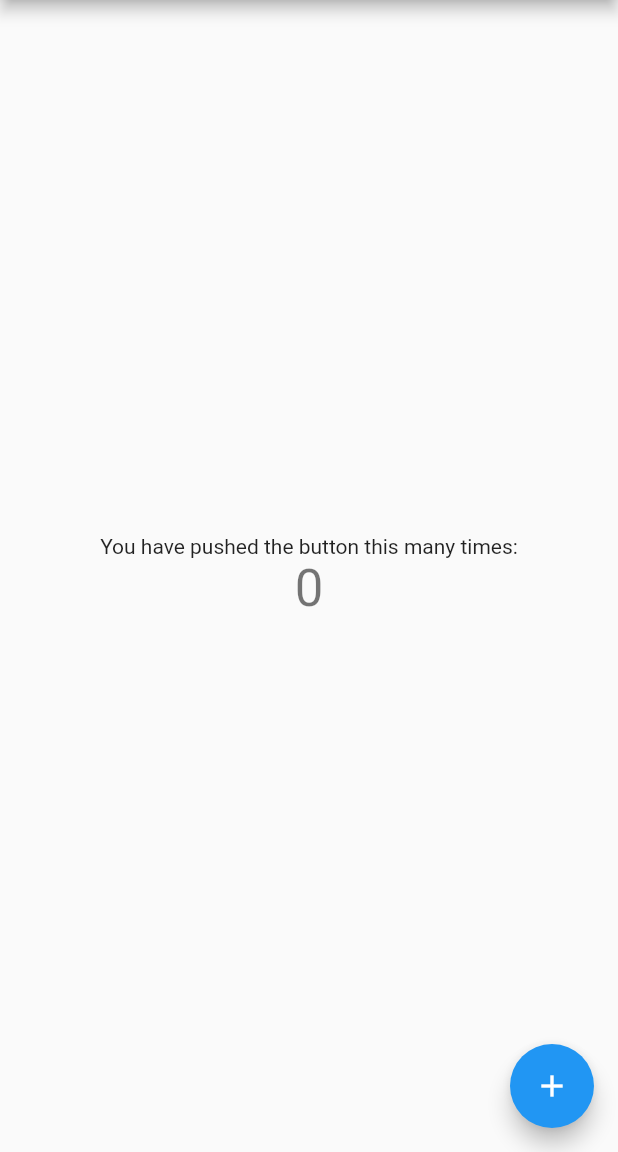
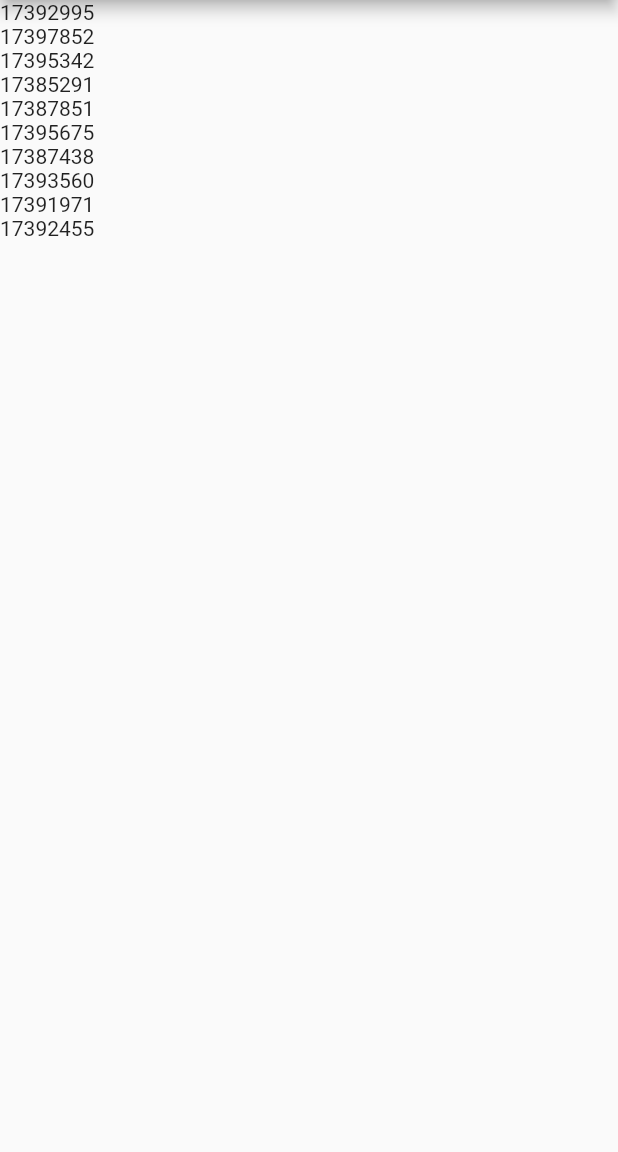
Before and after one commit to saied89/saied_hn, a Flutter app: the screen it shows after launch, on a phone screen of 412 x 824 dp, the part 84-1236 px from its top. Run offline on Flutter 3.47's test engine with Material 2 defaults, Android fonts, the phone set to English and light mode, and no system bars; our stand-ins replace built_collection, built_value; generated files the repository leaves out were written again.

```diff
--- a/lib/main.dart
+++ b/lib/main.dart
@@ -1,4 +1,5 @@
 import 'package:flutter/material.dart';
+import 'package:saied_hn/models/news_item.dart';
 
 void main() => runApp(MyApp());
 
@@ -25,13 +26,22 @@ class MyHomePage extends StatefulWidget {
 }
 
 class _MyHomePageState extends State<MyHomePage> {
-  int _counter = 0;
+  List<int> _ids = [
+    17392995,
+    17397852,
+    17395342,
+    17385291,
+    17387851,
+    17395675,
+    17387438,
+    17393560,
+    17391971,
+    17392455,
+  ];
 
-  void _incrementCounter() {
-    setState(() {
-      _counter++;
-    });
-  }
+//  Future<NewsItem> _getNewItem(int id) {
+//
+//  }
 
   @override
   Widget build(BuildContext context) {
@@ -39,24 +49,10 @@ class _MyHomePageState extends State<MyHomePage> {
       appBar: AppBar(
         title: Text(widget.title),
       ),
-      body: Center(
-        child: Column(
-          mainAxisAlignment: MainAxisAlignment.center,
-          children: <Widget>[
-            Text(
-              'You have pushed the button this many times:',
-            ),
-            Text(
-              '$_counter',
-              style: Theme.of(context).textTheme.display1,
-            ),
-          ],
-        ),
-      ),
-      floatingActionButton: FloatingActionButton(
-        onPressed: _incrementCounter,
-        tooltip: 'Increment',
-        child: Icon(Icons.add),
+      body: ListView(
+        children: _ids.map((id) {
+          return Text(id.toString());
+        }).toList(),
       ), );
   }
 }
--- /dev/null
+++ b/lib/models/NetworkHelper.dart
@@ -0,0 +1,11 @@
+import 'package:http/http.dart' as http;
+import 'package:saied_hn/models/news_item.dart';
+
+String _getItemUrl(int id) =>
+    'https://hacker-news.firebaseio.com/v0/item/$id.json';
+
+Future<NewsItem> getNewsItem(int id) async {
+  final res = await http.get(_getItemUrl(id));
+  if (res.statusCode == 200) return NewsItem.fromJson(res.body);
+  else throw Exception("Network Failure: Status: ${res.statusCode}");
+}
```
Also changed, not shown: 1 other file.
